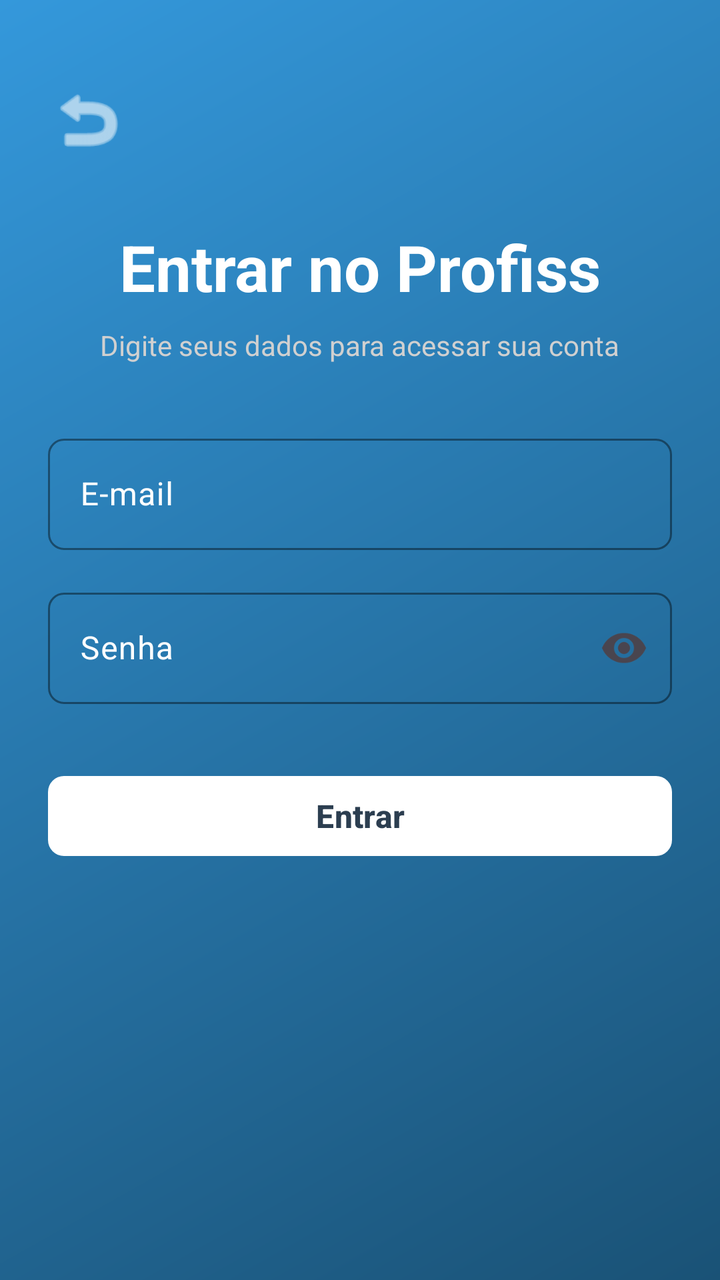
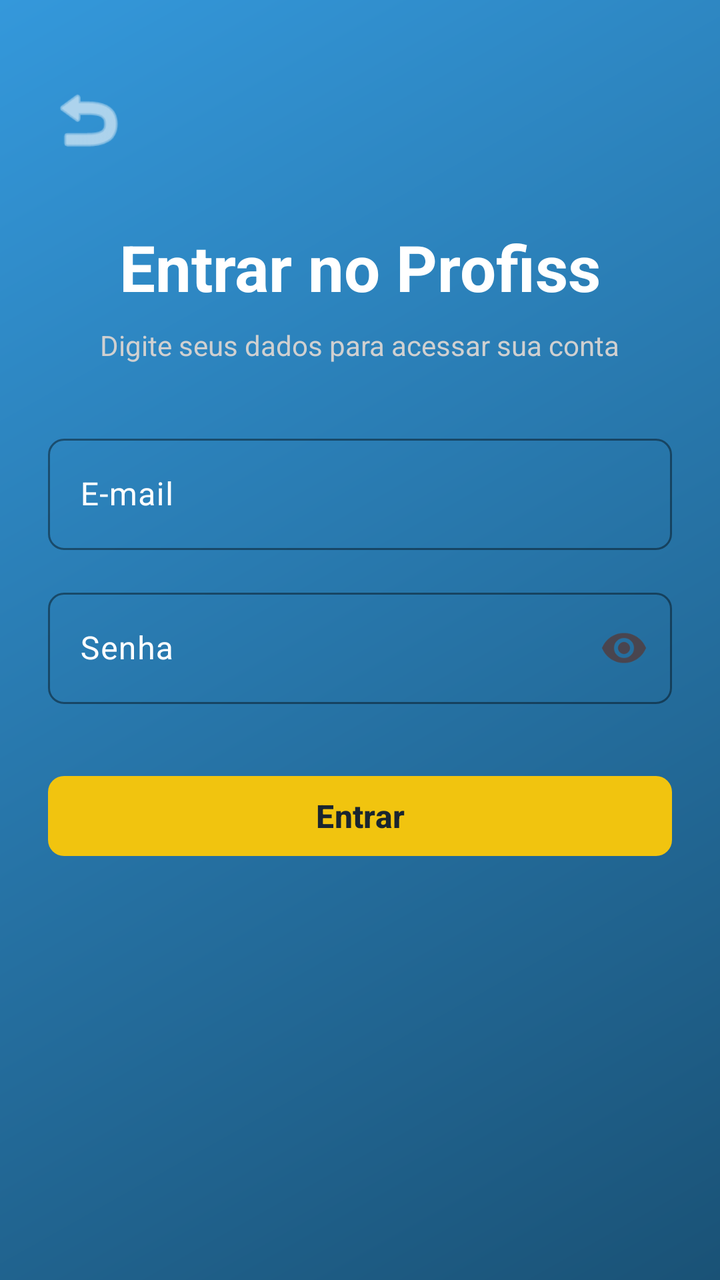

Two renders of the same Android screen: before a commit and after it. Below are the layout's source before the change and the commit's diff.
<!-- AndroidManifest.xml: application theme Theme.Profiss -->
<!-- res/layout/activity_login.xml -->
<?xml version="1.0" encoding="utf-8"?>
<androidx.constraintlayout.widget.ConstraintLayout
    xmlns:android="http://schemas.android.com/apk/res/android"
    xmlns:app="http://schemas.android.com/apk/res-auto"
    xmlns:tools="http://schemas.android.com/tools"
    android:layout_width="match_parent"
    android:layout_height="match_parent"
    android:background="@drawable/gradient_bg"
    android:padding="24dp"
    tools:context=".LoginActivity">

    
    <ImageView
        android:id="@+id/btnBack"
        android:layout_width="40dp"
        android:layout_height="40dp"
        android:layout_marginTop="16dp"
        android:src="@android:drawable/ic_menu_revert"
        app:tint="#FFFFFF"
        android:clickable="true"
        android:focusable="true"
        android:importantForAccessibility="no"
        app:layout_constraintStart_toStartOf="parent"
        app:layout_constraintTop_toTopOf="parent" />

    
    <TextView
        android:id="@+id/tvLoginTitle"
        android:layout_width="wrap_content"
        android:layout_height="wrap_content"
        android:layout_marginTop="32dp"
        android:text="Entrar no Profiss"
        android:textColor="#FFFFFF"
        android:textSize="32sp"
        android:textStyle="bold"
        app:layout_constraintEnd_toEndOf="parent"
        app:layout_constraintStart_toStartOf="parent"
        app:layout_constraintTop_toBottomOf="@+id/btnBack" />

    
    <TextView
        android:id="@+id/tvLoginSub"
        android:layout_width="wrap_content"
        android:layout_height="wrap_content"
        android:layout_marginTop="8dp"
        android:text="Digite seus dados para acessar sua conta"
        android:textColor="#D0D0D0"
        android:textSize="14sp"
        app:layout_constraintEnd_toEndOf="parent"
        app:layout_constraintStart_toStartOf="parent"
        app:layout_constraintTop_toBottomOf="@+id/tvLoginTitle" />

    
    <com.google.android.material.textfield.TextInputLayout
        android:id="@+id/tilEmail"
        android:layout_width="match_parent"
        android:layout_height="wrap_content"
        android:layout_marginTop="32dp"
        android:hint="E-mail"
        android:textColorHint="#FFFFFF"
        app:boxBackgroundMode="outline"
        app:boxCornerRadiusTopStart="8dp"
        app:boxCornerRadiusTopEnd="8dp"
        app:boxCornerRadiusBottomStart="8dp"
        app:boxCornerRadiusBottomEnd="8dp"
        app:boxStrokeColor="#FFFFFF"
        app:boxStrokeErrorColor="#FF6B6B"
        app:layout_constraintTop_toBottomOf="@+id/tvLoginSub">

        <com.google.android.material.textfield.TextInputEditText
            android:id="@+id/etEmail"
            android:layout_width="match_parent"
            android:layout_height="wrap_content"
            android:inputType="textEmailAddress"
            android:textColor="#FFFFFF"
            android:textColorHint="#B0B0B0" />
    </com.google.android.material.textfield.TextInputLayout>

    
    <com.google.android.material.textfield.TextInputLayout
        android:id="@+id/tilPassword"
        android:layout_width="match_parent"
        android:layout_height="wrap_content"
        android:layout_marginTop="16dp"
        android:hint="Senha"
        android:textColorHint="#FFFFFF"
        app:boxBackgroundMode="outline"
        app:boxCornerRadiusTopStart="8dp"
        app:boxCornerRadiusTopEnd="8dp"
        app:boxCornerRadiusBottomStart="8dp"
        app:boxCornerRadiusBottomEnd="8dp"
        app:boxStrokeColor="#FFFFFF"
        app:boxStrokeErrorColor="#FF6B6B"
        app:endIconMode="password_toggle"
        app:layout_constraintTop_toBottomOf="@+id/tilEmail">

        <com.google.android.material.textfield.TextInputEditText
            android:id="@+id/etPassword"
            android:layout_width="match_parent"
            android:layout_height="wrap_content"
            android:inputType="textPassword"
            android:textColor="#FFFFFF"
            android:textColorHint="#B0B0B0" />
    </com.google.android.material.textfield.TextInputLayout>

    
    <com.google.android.material.button.MaterialButton
        android:id="@+id/btnLoginAction"
        android:layout_width="match_parent"
        android:layout_height="wrap_content"
        android:layout_marginTop="32dp"
        android:text="Entrar"
        android:textColor="#2C3E50"
        android:textSize="16sp"
        android:textStyle="bold"
        app:backgroundTint="#FFFFFF"
        app:cornerRadius="8dp"
        app:layout_constraintTop_toBottomOf="@+id/tilPassword" />

</androidx.constraintlayout.widget.ConstraintLayout>
<!-- resources referenced by this layout -->
<resources>
  <!-- drawable gradient_bg (drawable) -->
  <?xml version="1.0" encoding="utf-8"?>
  <shape xmlns:android="http://schemas.android.com/apk/res/android">
      <gradient
          android:startColor="#3498DB"
          android:endColor="#1A5276"
          android:angle="315" />
  </shape>
  <style name="Theme.Profiss" parent="Theme.Material3.DayNight.NoActionBar">
          <item name="colorPrimary">@color/blue_primary</item>
          <item name="android:statusBarColor">@android:color/transparent</item>
          <item name="android:navigationBarColor">@android:color/transparent</item>
      </style>
  <color name="blue_primary">#3498DB</color>
</resources>

<!-- the commit's change to res/layout/activity_login.xml (unified diff, before → after) -->
@@ -110,10 +110,10 @@
         android:layout_height="wrap_content"
         android:layout_marginTop="32dp"
         android:text="Entrar"
-        android:textColor="#2C3E50"
+        android:textColor="#1A252F"
         android:textSize="16sp"
         android:textStyle="bold"
-        app:backgroundTint="#FFFFFF"
+        app:backgroundTint="#F1C40F"
         app:cornerRadius="8dp"
         app:layout_constraintTop_toBottomOf="@+id/tilPassword" />
 
